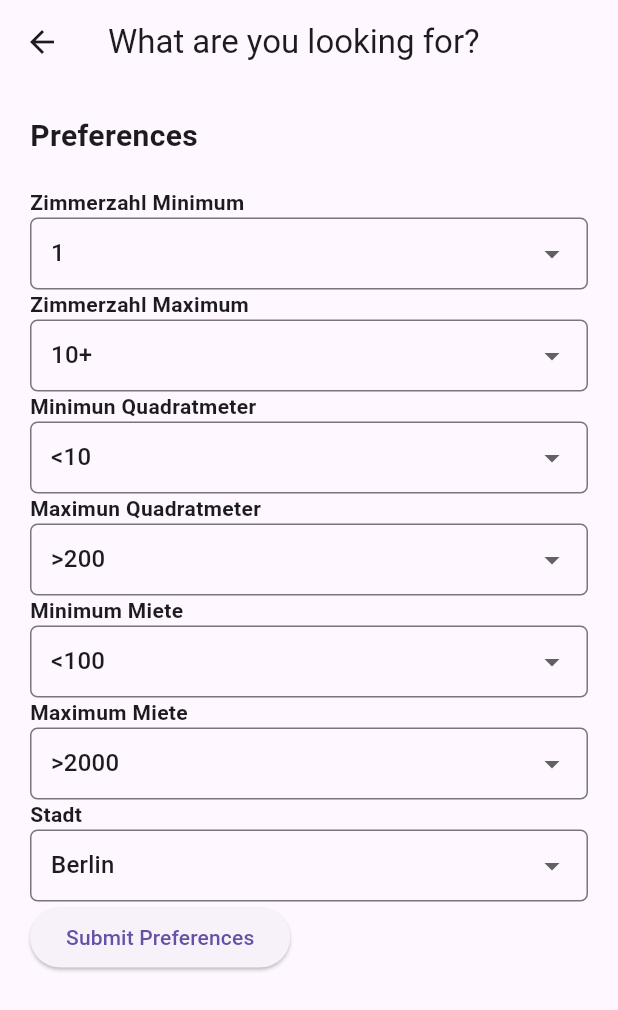
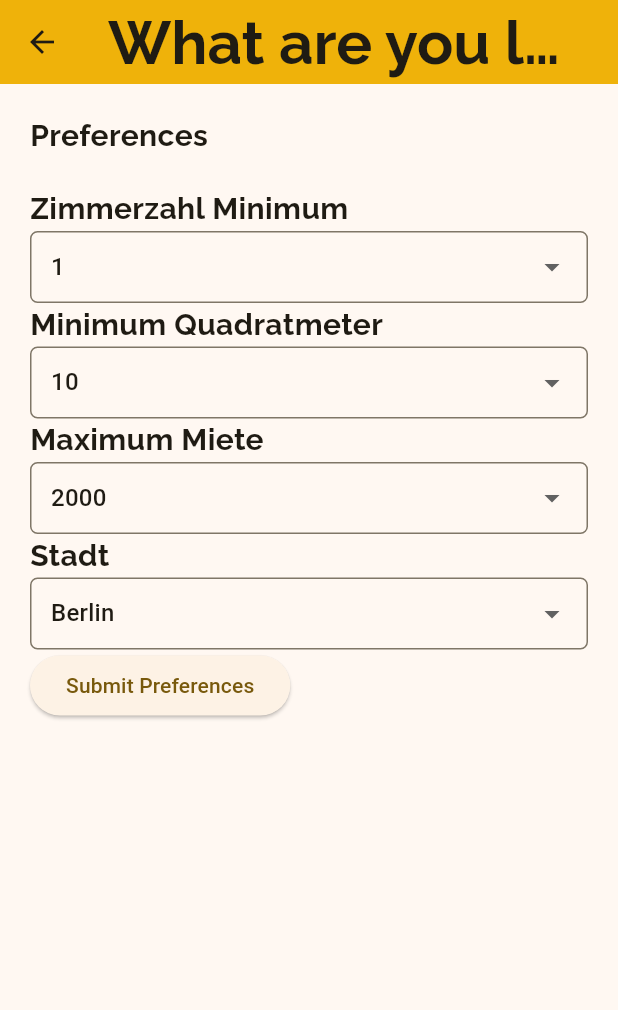
Before and after one commit to Tobias314/HomeSwap, a Flutter app: the PreferencePage screen opened directly, on a phone screen of 412 x 824 dp. Shown: the top 1010 px of the screen. Run offline on Flutter 3.47's test engine with Material 3 defaults, Android fonts, the phone set to English and light mode, and no system bars; our stand-ins replace appinio_swiper, confetti, flutter_bloc, google_fonts, settings_ui.

Commit message:
moin (#3)

```diff
--- a/frontend/lib/pages/login_page.dart
+++ b/frontend/lib/pages/login_page.dart
@@ -75,6 +75,9 @@
             ),
             const SizedBox(height: 32),
             ElevatedButton(
+              style: ElevatedButton.styleFrom(
+                primary: const Color(0xFFEFB20A),
+              ),
               child: const Text('Sign In'),
               onPressed: () {
                 print(nameController.text);
--- a/frontend/lib/pages/preference_page.dart
+++ b/frontend/lib/pages/preference_page.dart
@@ -13,118 +13,53 @@
 
 class PreferencePage extends StatelessWidget {
   String selectedMinZimmer = '1';
-  String selectedMaxZimmer = '10+';
-  String selectedMinQuadratmeter = '<10';
-  String selectedMaxQuadratmeter = '>200';
-  String selectedMietpreisMin = '<100';
-  String selectedMietpreisMax = '>2000';
+  String selectedMinQuadratmeter = '10';
+  String selectedMietpreisMax = '2000';
   String selectedStadt = 'Berlin';
 
   List<String> Zimmeranzahl_Min = [
-    '1',
-    '2',
-    '3',
-    '4',
-    '5',
-    '6',
-    '7',
-    '8',
-    '9',
-    '10+'
+    '1', '2', '3', '4', '5', '6', '7', '8', '9', '10'
   ];
-  List<String> Zimmeranzahl_Max = [
-    '1',
-    '2',
-    '3',
-    '4',
-    '5',
-    '6',
-    '7',
-    '8',
-    '9',
-    '10+'
+
+  List<String> Quadratmeter_Min = [
+    '10',
+    '20',
+    '30',
+    '40',
+    '50',
+    '60',
+    '70',
+    '80',
+    '90',
+    '100',
+    '110',
+    '120',
+    '130',
+    '140',
+    '150',
+    '160',
+    '170',
+    '180',
+    '190',
+    '200'
   ];
-  List<String> Quadratmeter_Min = [
-    '<10',
-    '10-20',
-    '20-30',
-    '30-40',
-    '40-50',
-    '50-60',
-    '60-70',
-    '70-80',
-    '80-90',
-    '90-100',
-    '100-110',
-    '110-120',
-    '120-130',
-    '130-140',
-    '140-150',
-    '150-160',
-    '160-170',
-    '170-180',
-    '180-190',
-    '190-200',
-    '>200'
-  ];
-  List<String> Quadratmeter_Max = [
-    '<10',
-    '10-20',
-    '20-30',
-    '30-40',
-    '40-50',
-    '50-60',
-    '60-70',
-    '70-80',
-    '80-90',
-    '90-100',
-    '100-110',
-    '110-120',
-    '120-130',
-    '130-140',
-    '140-150',
-    '150-160',
-    '160-170',
-    '170-180',
-    '180-190',
-    '190-200',
-    '>200'
-  ];
-  List<String> Mietpreis_Min = [
-    '<100',
-    '100-200',
-    '200-300',
-    '300-400',
-    '400-500',
-    '500-600',
-    '600-700',
-    '700-800',
-    '800-900',
-    '900-1000',
-    '1000-1200',
-    '1200-1400',
-    '1400-1600',
-    '1600-1800',
-    '1800-2000',
-    '>2000'
-  ];
+
   List<String> Mietpreis_Max = [
-    '<100',
-    '100-200',
-    '200-300',
-    '300-400',
-    '400-500',
-    '500-600',
-    '600-700',
-    '700-800',
-    '800-900',
-    '900-1000',
-    '1000-1200',
-    '1200-1400',
-    '1400-1600',
-    '1600-1800',
-    '1800-2000',
-    '>2000'
+    '100',
+    '200',
+    '300',
+    '400',
+    '500',
+    '600',
+    '700',
+    '800',
+    '900',
+    '1000',
+    '1200',
+    '1400',
+    '1600',
+    '1800',
+    '2000'
   ];
   List<String> Stadt = [
     'Aachen',
@@ -229,6 +164,7 @@
     return Scaffold(
         appBar: AppBar(
           title: const Text('What are you looking for?'),
+          backgroundColor: const Color(0xFFEFB20A),
         ),
         body: Padding(
           padding: const EdgeInsets.all(20.0),
@@ -253,39 +189,12 @@
                 },
               ),
               buildDropdownRow(
-                label: 'Zimmerzahl Maximum',
-                value: selectedMaxZimmer, // Your state variable holding the current value
-                items: Zimmeranzahl_Max, // Your list of options for the dropdown
-                onChanged: (String? value) {
-                   // Update the Cubit state
-                  context.read<NewHomePreferencesCubit>().updateMaxRooms(value);
-                },
-              ),
-              buildDropdownRow(
-                label: 'Minimun Quadratmeter',
+                label: 'Minimum Quadratmeter',
                 value: selectedMinQuadratmeter, // Your state variable holding the current value
                 items: Quadratmeter_Min, // Your list of options for the dropdown
                 onChanged: (String? value) {
                    // Update the Cubit state
                   context.read<NewHomePreferencesCubit>().updateMinSquareMeters(value);
-                },
-              ),
-              buildDropdownRow(
-                label: 'Maximun Quadratmeter',
-                value: selectedMaxQuadratmeter, // Your state variable holding the current value
-                items: Quadratmeter_Max, // Your list of options for the dropdown
-                onChanged: (String? value) {
-                   // Update the Cubit state
-                  context.read<NewHomePreferencesCubit>().updateMaxSquareMeters(value);
-                },
-              ),
-              buildDropdownRow(
-                label: 'Minimum Miete',
-                value: selectedMietpreisMin, // Your state variable holding the current value
-                items: Mietpreis_Min, // Your list of options for the dropdown
-                onChanged: (String? value) {
-                   // Update the Cubit state
-                  context.read<NewHomePreferencesCubit>().updateMinRent(value);
                 },
               ),
               buildDropdownRow(
--- a/frontend/lib/pages/profile_page.dart
+++ b/frontend/lib/pages/profile_page.dart
@@ -175,6 +175,7 @@
     return Scaffold(
       appBar: AppBar(
         title: Text('What do you have to offer'),
+        backgroundColor: const Color(0xFFEFB20A),
       ),
       body: Padding(
         padding: const EdgeInsets.all(20.0),
@@ -231,7 +232,7 @@
               // Photo upload
               const SizedBox(height: 20),
               const Text(
-                'Please send us a photo of your appartment via E-Mail to humble@hack.hpi.com, we will add this to your profile.',
+                'Please send us a photo of your appartment via E-Mail to homeswap@hack.hpi.com, we will add this to your profile.',
                 style: TextStyle(
                   fontSize: 16,
                   fontWeight: FontWeight.bold,
--- a/frontend/lib/widgets/profile_card.dart
+++ b/frontend/lib/widgets/profile_card.dart
@@ -46,7 +46,7 @@
               child: Column(
                 crossAxisAlignment: CrossAxisAlignment.start,
                 children: [
-                  Text('Wohnung in Berlin Neukölln, 55 m²', style: TextStyle(color: ColorConstants.secondary, fontSize: 20, fontWeight: FontWeight.w500)),
+                  Text('Wohnung in Berlin Neukölln, 55 m²', style: TextStyle(color: ColorConstants.secondary, fontSize: 25, fontWeight: FontWeight.w500)),
                 ],
               ),
             ),
--- a/frontend/pubspec.yaml
+++ b/frontend/pubspec.yaml
@@ -33,6 +33,7 @@
   confetti: ^0.7.0
   http: ^0.13.3
   flutter_bloc: ^8.1.5
+  google_fonts: ^2.2.0
 
 
   # The following adds the Cupertino Icons font to your application.
```
Also changed, not shown: frontend/lib/main.dart (+48 -5 lines), frontend/lib/pages/confetti_page.dart (+10 -7 lines), frontend/lib/pages/offer_page.dart (+18 -8 lines), frontend/lib/pages/swipe_page.dart (+15 -37 lines), frontend/assets/images/logo1.jpg (added), frontend/assets/images/logo1.png (added), frontend/assets/images/logo2.jpg (added), frontend/pubspec.lock, 1 other file.
